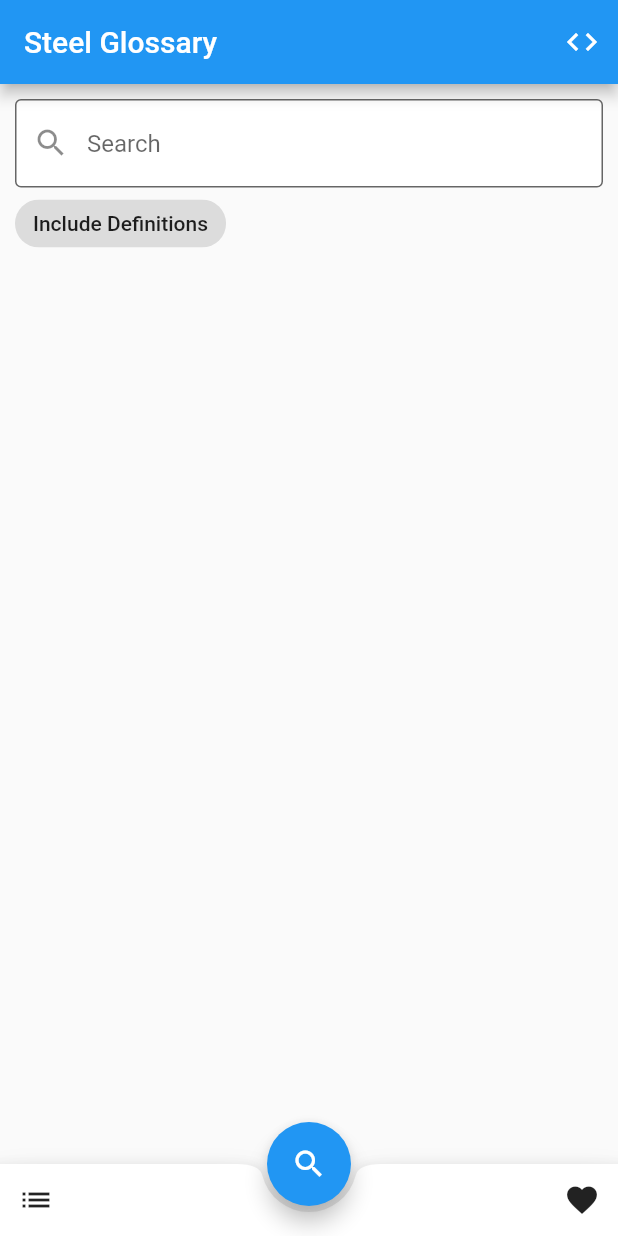
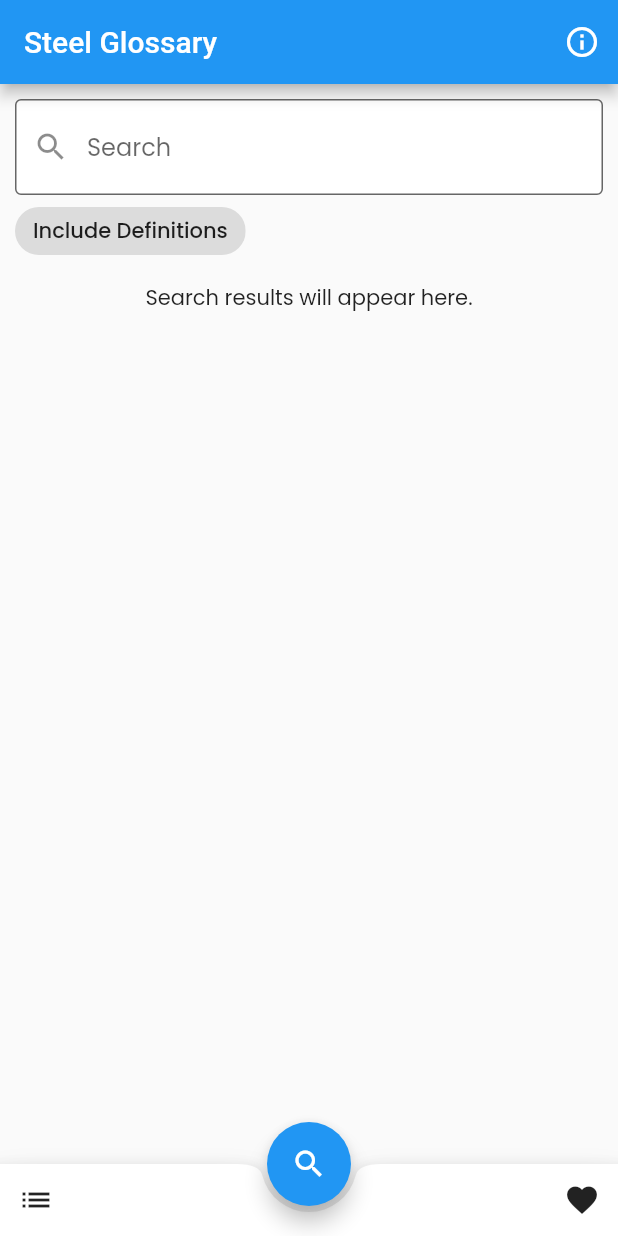
Before and after one commit to mohamed-fayez-1/steel_glossary, a Flutter app: the screen it shows after launch, on a phone screen of 412 x 824 dp. Run offline on Flutter 3.47's test engine with Material 2 defaults, Android fonts, the phone set to English and light mode, and no system bars; our stand-ins replace google_fonts.

Commit message:
improved layout

```diff
--- a/lib/main.dart
+++ b/lib/main.dart
@@ -1,4 +1,5 @@
 import 'package:flutter/material.dart';
+import 'package:google_fonts/google_fonts.dart';
 
 import 'widgets/all_terms.dart';
 import 'widgets/search_page.dart';
@@ -15,6 +16,9 @@ class MyApp extends StatelessWidget {
       title: 'Steel Glossary',
       theme: ThemeData(
         primarySwatch: Colors.blue,
+        textTheme: GoogleFonts.poppinsTextTheme(
+          Theme.of(context).textTheme,
+        ),
       ),
       home: MyHomePage(),
     );
@@ -30,15 +34,16 @@ class MyHomePage extends StatefulWidget {
 
 class _MyHomePageState extends State<MyHomePage> {
   Widget appBody = SearchPage();
+  String appBarTitle = 'Steel Glossary';
 
   @override
   Widget build(BuildContext context) {
     return Scaffold(
       appBar: AppBar(
-        title: Text('Steel Glossary'),
+        title: Text(appBarTitle),
         actions: [
           IconButton(
-            icon: Icon(Icons.code),
+            icon: Icon(Icons.info_outline),
             onPressed: () {
               showDialog(
                   context: context,
@@ -49,7 +54,7 @@ class _MyHomePageState extends State<MyHomePage> {
                         child: SingleChildScrollView(
                           child: ListBody(
                             children: [
-                              Text('Source: AIST Steel Glossry'),
+                              Text('Source: AIST Steel Glossary'),
                               Text('Developer: Mohamed Fayez'),
                             ],
                           ),
@@ -76,15 +81,19 @@ class _MyHomePageState extends State<MyHomePage> {
           mainAxisAlignment: MainAxisAlignment.spaceBetween,
           children: [
             IconButton(
+                tooltip: 'All Terms',
                 onPressed: () {
                   setState(() {
+                    appBarTitle = 'All Terms';
                     appBody = AlphapetWidgets();
                   });
                 },
                 icon: Icon(Icons.list)),
             IconButton(
+                tooltip: 'Favorites',
                 onPressed: () {
                   setState(() {
+                    appBarTitle = 'Favorites';
                     appBody = FavoritesPage();
                   });
                 },
@@ -93,8 +102,10 @@ class _MyHomePageState extends State<MyHomePage> {
         ),
       ),
       floatingActionButton: FloatingActionButton(
+        tooltip: 'Search',
         onPressed: () {
           setState(() {
+            appBarTitle = 'Steel Glossary';
             appBody = SearchPage();
           });
         },
--- a/lib/widgets/search_page.dart
+++ b/lib/widgets/search_page.dart
@@ -12,7 +12,7 @@ class SearchPage extends StatefulWidget {
 }
 
 class _SearchPageState extends State<SearchPage> {
-  bool isSearching = false;
+  // bool isSearching = false;
   List<Term> searchResults = [];
   bool includeDef = false;
   String searchPhrase = '';
@@ -78,7 +78,11 @@ class _SearchPageState extends State<SearchPage> {
             ],
           ),
         ),
-        Expanded(
+        searchPhrase.isEmpty
+            ? Center(
+                child: Text('Search results will appear here.'),
+              )
+            : Expanded(
                 child: ListView.builder(
                   itemBuilder: (context, index) {
                     return ListTile(
--- a/pubspec.yaml
+++ b/pubspec.yaml
@@ -28,6 +28,7 @@ dependencies:
   # The following adds the Cupertino Icons font to your application.
   # Use with the CupertinoIcons class for iOS style icons.
   cupertino_icons: ^1.0.2
+  google_fonts: ^2.1.0
 
 dev_dependencies:
   flutter_test:
```
Also changed, not shown: lib/widgets/favorites_page.dart (+9 -3 lines), pubspec.lock, 1 other file. Lines whose indentation alone changed are shown as unchanged.
